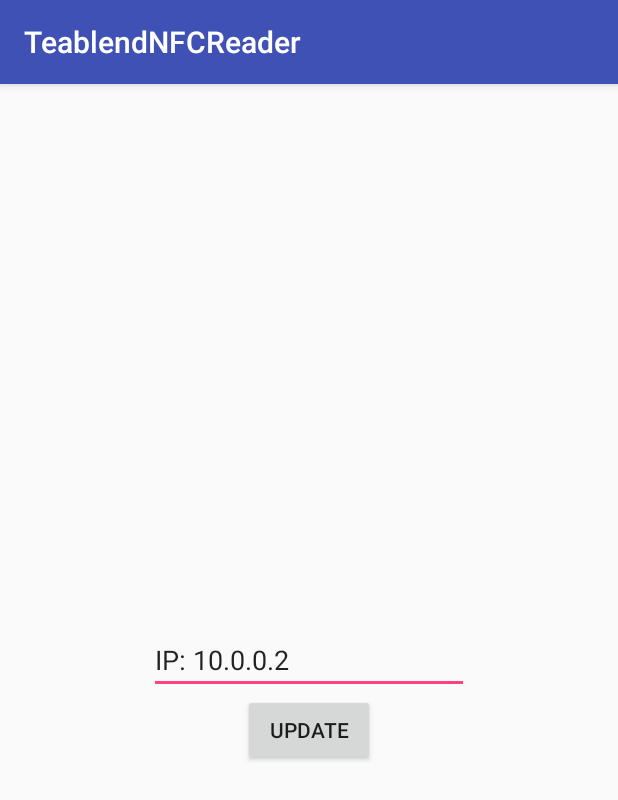
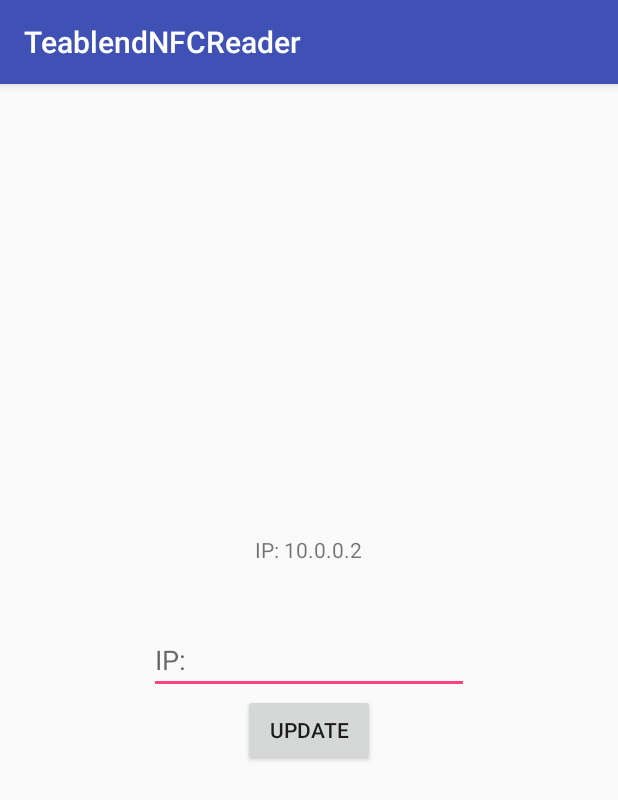
Before and after one commit to hordsmaykill/Cash-Card-System, an Android app: the MainActivity screen opened directly, with no data from a screen before it, on a phone screen of 412 x 824 dp. Shown: the top 800 px of the screen. Run offline under Robolectric (Android 15) with nearby library versions, the phone set to English and light mode, and no system bars; 2 statements that could not run were skipped.

Commit message:
Android update ip persistence

```diff
--- a/TeablendNFCReader/app/src/main/java/com/example/zd/teablendnfcreader/MainActivity.java
+++ b/TeablendNFCReader/app/src/main/java/com/example/zd/teablendnfcreader/MainActivity.java
@@ -16,6 +16,7 @@ import android.support.v7.app.AppCompatActivity;
 import android.util.Log;
 import android.view.View;
 import android.widget.EditText;
+import android.widget.TextView;
 import android.widget.Toast;
 
 import java.io.UnsupportedEncodingException;
@@ -29,6 +30,7 @@ public class MainActivity extends AppCompatActivity {
 
     private SharedPreferences prefs;
     private EditText txtIp;
+    private TextView tvIp;
 
     private String ip;
 
@@ -40,8 +42,9 @@ public class MainActivity extends AppCompatActivity {
         // set ip
         prefs = getSharedPreferences("prefs", MODE_PRIVATE);
         String ipOut = "IP: " + prefs.getString("ip", "10.0.0.2");
+        tvIp = (TextView) findViewById(R.id.tvIp);
         txtIp = (EditText) findViewById(R.id.txtIp);
-        txtIp.setText(ipOut);
+        tvIp.setText(ipOut);
 
         mNfcAdapter = NfcAdapter.getDefaultAdapter(this);
 
--- a/TeablendNFCReader/app/src/main/res/layout/activity_main.xml
+++ b/TeablendNFCReader/app/src/main/res/layout/activity_main.xml
@@ -28,4 +28,13 @@
         android:hint="IP: "
         android:layout_centerVertical="true"
         android:layout_centerHorizontal="true" />
+
+    <TextView
+        android:text="Current IP: "
+        android:layout_width="wrap_content"
+        android:layout_height="wrap_content"
+        android:layout_marginBottom="41dp"
+        android:id="@+id/tvIp"
+        android:layout_above="@+id/txtIp"
+        android:layout_centerHorizontal="true" />
 </RelativeLayout>
```
Also changed, not shown: TeablendNFCReader/app/src/main/java/com/example/zd/teablendnfcreader/UpdateActivity.java (+9 -3 lines).
